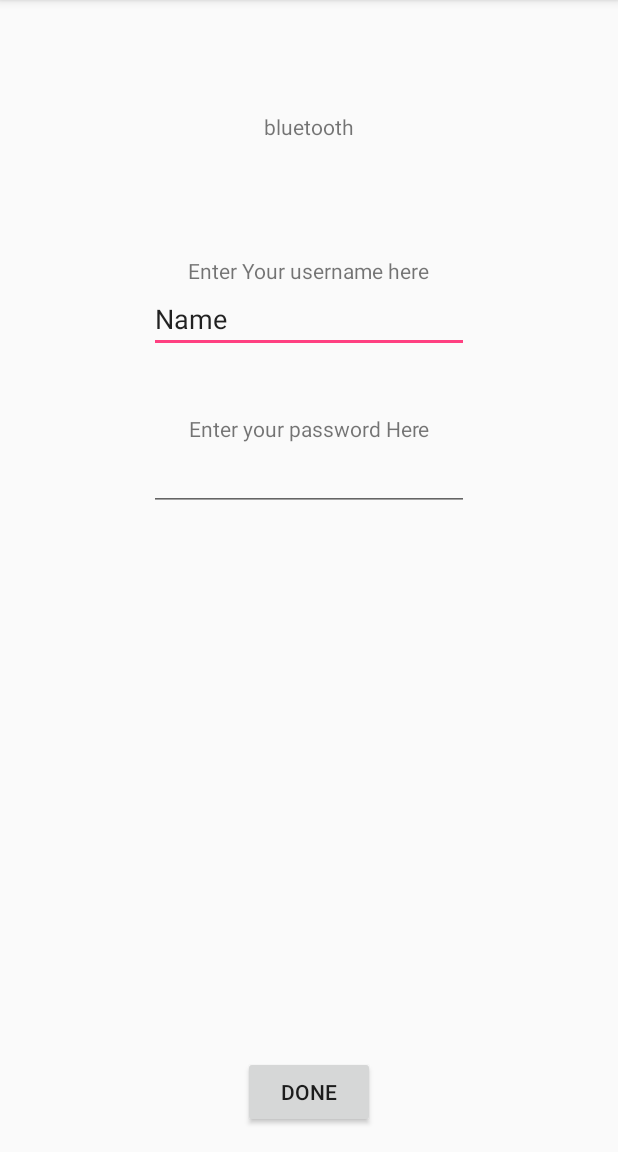
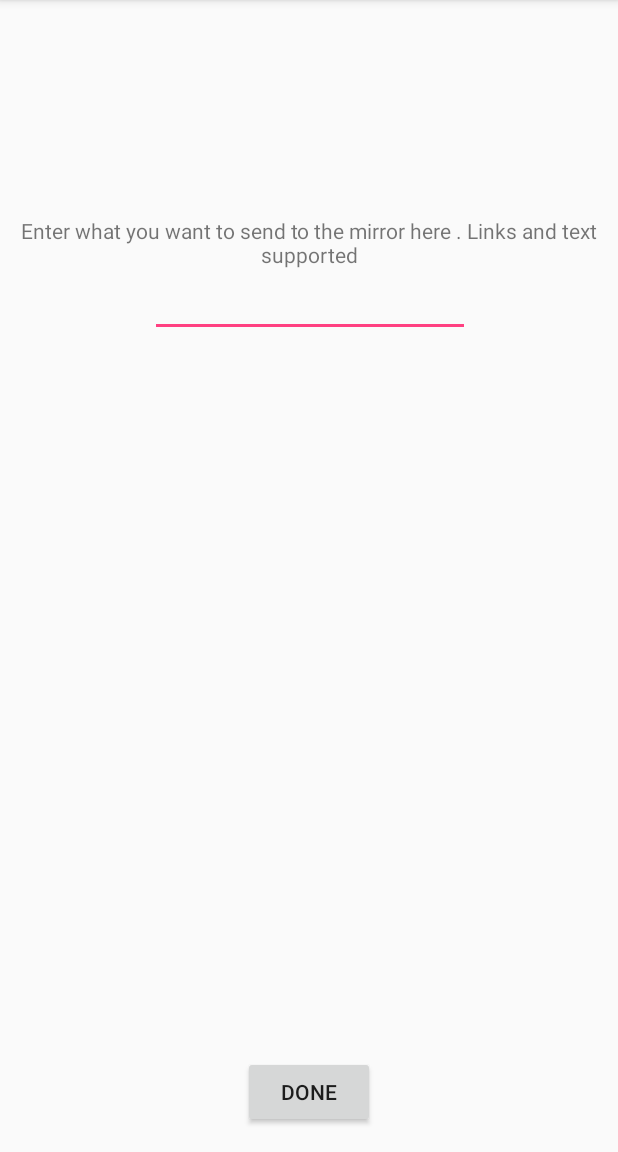
Before and after one commit to Bilbobx182/MirrorM1rr0r, an Android app: the screen it shows after launch (MainActivity), after a tap on "DONE", on a phone screen of 412 x 824 dp, the part 84-1236 px from its top. Run offline under Robolectric (Android 15) with nearby library versions, the phone set to English and light mode, and no system bars; libraries missing offline, so code that uses them is left out: rx.schedulers.

Commit message:
Android device doing query on API returns result

```diff
--- a/app/src/main/AndroidManifest.xml
+++ b/app/src/main/AndroidManifest.xml
@@ -7,7 +7,6 @@
     <uses-permission android:name="android.permission.INTERNET" />
     <uses-permission android:name="android.permission.BLUETOOTH" />
     <uses-permission android:name="android.permission.BLUETOOTH_ADMIN" />
-
 
     <application
         android:allowBackup="true"
@@ -23,7 +22,8 @@
                 <category android:name="android.intent.category.LAUNCHER" />
             </intent-filter>
         </activity>
-        <activity android:name=".PiBluetooth"></activity>
+        <activity android:name=".PiBluetooth" />
+        <activity android:name=".BluetoothLEActivity"></activity>
     </application>
 
 </manifest>
--- a/app/src/main/java/com/github/bilbobx182/mirrorm1rr0r/MainActivity.java
+++ b/app/src/main/java/com/github/bilbobx182/mirrorm1rr0r/MainActivity.java
@@ -2,6 +2,7 @@ package com.github.bilbobx182.mirrorm1rr0r;
 
 import android.Manifest;
 import android.content.pm.PackageManager;
+import android.os.AsyncTask;
 import android.os.Process;
 import android.support.v7.app.AlertDialog;
 import android.support.v7.app.AppCompatActivity;
@@ -9,134 +10,96 @@ import android.os.Bundle;
 import android.util.Log;
 import android.widget.Button;
 import android.widget.TextView;
+import org.w3c.dom.Text;
 
-import com.polidea.rxandroidble.RxBleClient;
-import com.polidea.rxandroidble.RxBleDevice;
-import com.polidea.rxandroidble.scan.ScanResult;
-import com.polidea.rxandroidble.scan.ScanSettings;
+import java.io.BufferedReader;
+import java.io.IOException;
+import java.io.InputStream;
+import java.io.InputStreamReader;
+import java.net.HttpURLConnection;
+import java.net.URL;
 
-import java.util.UUID;
+import static rx.schedulers.Schedulers.start;
 
-import rx.Subscription;
 
 public class MainActivity extends AppCompatActivity {
 
-    Subscription scanSubscription;
-    RxBleClient rxBleClient;
-
+    String requestResponse;
+    TextView queryResult;
 
     @Override
     protected void onCreate(Bundle savedInstanceState) {
         super.onCreate(savedInstanceState);
         setContentView(R.layout.activity_main);
         Button doneButton = (Button) findViewById(R.id.commitButton);
-        if (!isCoarse()) {
-            createRequestDialogue();
-        }
+        queryResult = (TextView) findViewById(R.id.queryResponseTextView);
         doneButton.setOnClickListener(v -> {
-            testPiMethod();
+            BackgroundThread thread = new BackgroundThread();
+            thread.execute("TEST");
         });
     }
 
-    private void testPiMethod() {
-           /*
-        Reference: RxAndroidBLE documentation
-        https://www.polidea.com/blog/RxAndroidBLE_the_most_Simple_way_to_code_Bluetooth_Low_Energy_devices/
-        Last Accessed: 9/November/2017
-         */
-        rxBleClient = RxBleClient.create(this);
-        TextView bluetooth = (TextView) findViewById(R.id.bluetooth);
-        scanSubscription = rxBleClient.scanBleDevices(new ScanSettings.Builder().build()).subscribe(
-                scanResult -> {
-                    // End Reference
-                    if (scanResult.getBleDevice().getName() != null && scanResult.getBleDevice().getName().toString().equals("test")) {
-                        doWrite(scanResult);
-                        scanSubscription.unsubscribe();
-                    }
-                },
-                throwable -> {
-                    Log.d("CIARANTEST", "BLEBROKE");
-                    // Handle an error here.
+    private class BackgroundThread extends AsyncTask<String,String, String>
+    {
+
+        @Override
+        protected void onPreExecute()
+        {
+            super.onPreExecute();
+        }
+
+        @Override
+        protected String doInBackground(String... params)
+        {
+            String result = "";
+
+            URL url;
+            HttpURLConnection urlConnection = null;
+            try {
+                url = new URL("https://swapi.co/api/people/?search=luke&format=json");
+
+                urlConnection = (HttpURLConnection) url
+                        .openConnection();
+
+                InputStream in = urlConnection.getInputStream();
+
+                InputStreamReader isw = new InputStreamReader(in);
+
+                int data = isw.read();
+                while (data != -1) {
+                    char current = (char) data;
+                    data = isw.read();
+                    result+=current;
                 }
-        );
+            } catch (Exception e) {
+                e.printStackTrace();
+            } finally {
+                if (urlConnection != null) {
+                    urlConnection.disconnect();
+                }
+            }
+            return result;
+        }
+
+        @Override
+        protected void onProgressUpdate(String...values)
+        {
+            super.onProgressUpdate(values);
+        }
+        // This runs in UI when background thread finishes
+        @Override
+        protected void onPostExecute(String result)
+        {
+            queryResult.append(result);
+            super.onPostExecute(result);
+        }
     }
-
-    private void doWrite(ScanResult scanResult) {
-        String messageString = "testing2";
-        byte[] message = messageString.getBytes();
-        final UUID writeID = UUID.fromString("ffffffff-ffff-ffff-ffff-fffffffffff4");
-        RxBleDevice device = scanResult.getBleDevice();
+}
 
 
-        /*
-        Reference: RxAndroidBLE documentation
-        https://www.polidea.com/blog/RxAndroidBLE_the_most_Simple_way_to_code_Bluetooth_Low_Energy_devices/
-        Last Accessed: 9/November/2017
-         */
-        device.establishConnection(true)
-                .flatMap(rxBleConnection -> rxBleConnection.writeCharacteristic(writeID, message))
-                .subscribe(characteristicValue -> {
-                    // Characteristic value confirmed.
-                    Log.d("HELLO", characteristicValue.toString());
-                });
-
-        // End Reference
-
-//        device.establishConnection(false)
-//                .flatMap(RxBleConnection::discoverServices)
-//                .subscribe(discoveryResult -> {
-//                    // Process service discovery result on your own.
-//                    Log.d("HELLO",discoveryResult.getCharacteristic(UUID.fromString("ffffffff-ffff-ffff-ffff-fffffffffff4")).toString());
-//                });
-
-//        Subscription subscription = device.establishConnection(true).subscribe(rxBleConnection -> {
-//            rxBleConnection.writeCharacteristic(writeID, message);
-//        });
-//        subscription.unsubscribe();
-    }
-
-    @Override
-    public void onRequestPermissionsResult(int requestCode,
-                                           String permissions[],
-                                           int[] grantResults) {
-
-        if (grantResults[0] == PackageManager.PERMISSION_GRANTED) {
-        } else {
-            // Handle the case where we cant access location
-            Log.d("Ciaran", "SHITT");
-        }
-    }
-
-    private void createRequestDialogue() {
-        AlertDialog.Builder permissionPopup = new AlertDialog.Builder(MainActivity.this);
-        permissionPopup.setMessage("We need them perms");
-
-        permissionPopup.setPositiveButton("Yes",
-                (dialog, id) -> {
-                    requestPermissions(new String[]{Manifest.permission.ACCESS_COARSE_LOCATION}, 1);
-                });
-
-        permissionPopup.setNegativeButton("No",
-                (dialog, id) -> dialog.cancel());
-
-        AlertDialog alert11 = permissionPopup.create();
-        alert11.show();
-
-    }
-
-    // "Sand is Coarse, Not like your skin Padame"
-    private boolean isCoarse() {
-        return getApplicationContext().checkPermission(Manifest.permission.ACCESS_COARSE_LOCATION, android.os.Process.myPid(), Process.myUid()) == PackageManager.PERMISSION_GRANTED;
-    }
 
 
-/*
-   scanResult.getBleDevice().establishConnection(MainActivity.this, false)
-                                            .flatMap(rxBleCon -> rxBleConnection.writeCharacteristic(, "test".getBytes()))
-                                            .subscribe(characteristicValue -> {
-                                                // Characteristic value confirmed.
-                                            });
- */
+
 //    private String validateInput() {
 //        EditText username = (EditText) findViewById(R.id.nameEditText);
 //        EditText rawPassword = (EditText) findViewById(R.id.passwordEditText);
@@ -151,4 +114,3 @@ public class MainActivity extends AppCompatActivity {
 //            return "Woops empty fields";
 //        }
 //    }
-}
--- a/app/src/main/res/layout/activity_main.xml
+++ b/app/src/main/res/layout/activity_main.xml
@@ -7,22 +7,11 @@
     tools:context="com.github.bilbobx182.mirrorm1rr0r.MainActivity">
 
     <TextView
-        android:id="@+id/nameTextView"
+        android:id="@+id/queryHelpTextView"
         android:layout_width="wrap_content"
         android:layout_height="wrap_content"
-        android:text="Enter Your username here"
-        app:layout_constraintBottom_toTopOf="@+id/nameEditText"
-        app:layout_constraintLeft_toLeftOf="parent"
-        app:layout_constraintRight_toRightOf="parent"
-        tools:layout_constraintBottom_creator="1"
-        tools:layout_constraintLeft_creator="1"
-        tools:layout_constraintRight_creator="1" />
-
-    <TextView
-        android:id="@+id/passwordTextView"
-        android:layout_width="wrap_content"
-        android:layout_height="wrap_content"
-        android:text="Enter your password Here"
+        android:text="Enter what you want to send to the mirror here . Links and text supported"
+        android:textAlignment="center"
         app:layout_constraintBottom_toTopOf="@+id/passwordEditText"
         app:layout_constraintLeft_toLeftOf="parent"
         app:layout_constraintRight_toRightOf="parent"
@@ -43,13 +32,13 @@
         tools:layout_constraintRight_creator="1" />
 
     <EditText
-        android:id="@+id/nameEditText"
+        android:id="@+id/passwordEditText"
         android:layout_width="wrap_content"
         android:layout_height="wrap_content"
-        android:layout_marginTop="190dp"
+        android:layout_marginTop="179dp"
         android:ems="10"
-        android:inputType="textPersonName"
-        android:text="Name"
+        android:inputType="textPassword"
+        app:layout_constraintHorizontal_bias="0.502"
         app:layout_constraintLeft_toLeftOf="parent"
         app:layout_constraintRight_toRightOf="parent"
         app:layout_constraintTop_toTopOf="parent"
@@ -57,30 +46,14 @@
         tools:layout_constraintRight_creator="1"
         tools:layout_constraintTop_creator="1" />
 
-    <EditText
-        android:id="@+id/passwordEditText"
+    <TextView
+        android:id="@+id/queryResponseTextView"
         android:layout_width="wrap_content"
         android:layout_height="wrap_content"
-        android:layout_marginTop="60dp"
-        android:ems="10"
-        android:inputType="textPassword"
+        android:layout_marginTop="71dp"
+        android:text=" "
         app:layout_constraintLeft_toLeftOf="parent"
         app:layout_constraintRight_toRightOf="parent"
-        app:layout_constraintTop_toBottomOf="@+id/nameEditText"
-        tools:layout_constraintLeft_creator="1"
-        tools:layout_constraintRight_creator="1"
-        tools:layout_constraintTop_creator="1" />
-
-    <TextView
-        android:id="@+id/bluetooth"
-        android:layout_width="wrap_content"
-        android:layout_height="wrap_content"
-        android:layout_marginBottom="77dp"
-        android:layout_marginTop="75dp"
-        android:text="bluetooth"
-        app:layout_constraintBottom_toTopOf="@+id/nameTextView"
-        app:layout_constraintLeft_toLeftOf="parent"
-        app:layout_constraintRight_toRightOf="parent"
-        app:layout_constraintTop_toTopOf="parent" />
+        app:layout_constraintTop_toBottomOf="@+id/passwordEditText" />
 
 </android.support.constraint.ConstraintLayout>
```
Also changed, not shown: app/src/main/java/com/github/bilbobx182/mirrorm1rr0r/BluetoothLEActivity.java (added, +119 -0 lines), app/src/main/res/layout/activity_bluetooth_le.xml (added, +9 -0 lines), 3 other files.
